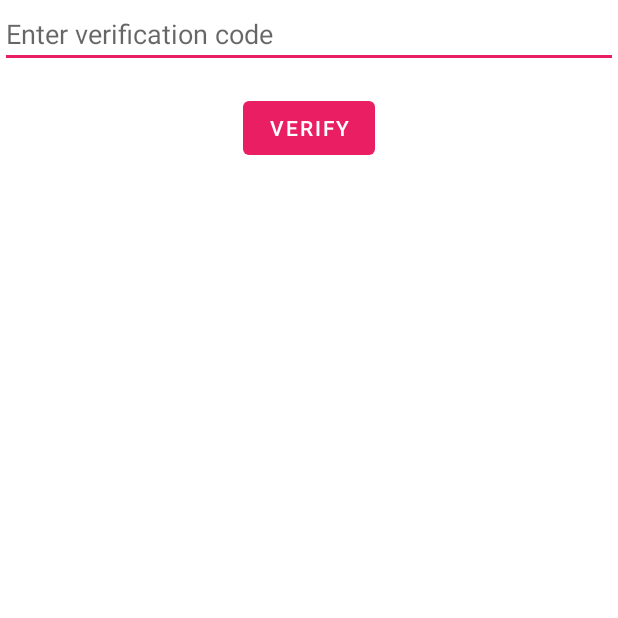
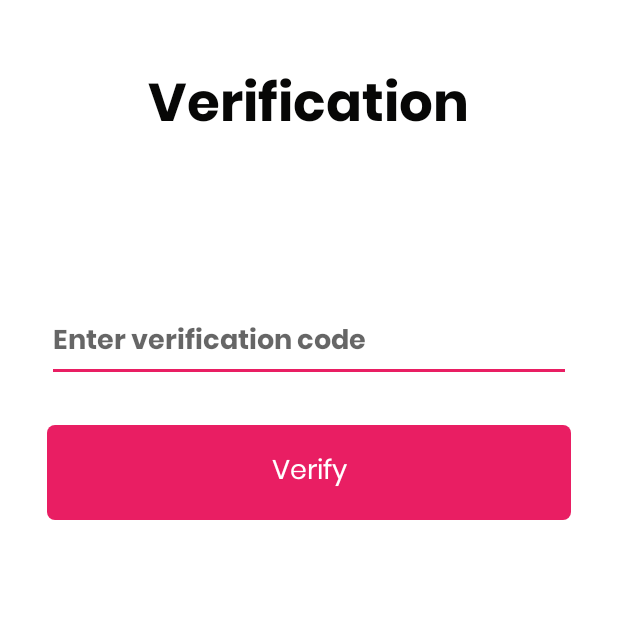
Before and after one commit to Rnad95/MomToBe, an Android app: the VerificationActivity screen opened directly, with no data from a screen before it, on a phone screen of 412 x 824 dp, the top half of it. Run offline under Robolectric (Android 15) with nearby library versions, the phone set to English and light mode, and no system bars; our stand-ins replace sdp/ssp sizes; libraries missing offline, so code that uses them is left out: com.amplifyframework.core.

Commit message:
Login Update

```diff
--- a/app/src/main/res/layout/activity_login.xml
+++ b/app/src/main/res/layout/activity_login.xml
@@ -17,11 +17,20 @@
         android:layout_height="wrap_content"
         android:background="@color/mom_colorWhitePure"
         android:orientation="vertical">
+
+
+        <ImageView
+            android:layout_width="wrap_content"
+            android:layout_height="200dp"
+            android:layout_marginStart="5dp"
+            android:contentDescription="Logo"
+            android:src="@drawable/mother_logo" />
+
         <TextView
             android:layout_width="wrap_content"
             android:layout_height="wrap_content"
             android:layout_marginStart="@dimen/mom_spacing_standard_1"
-            android:layout_marginTop="@dimen/mom_signin_tvTitleMarginTop"
+            android:layout_marginTop="30dp"
             android:text="@string/mom_sign_in"
             android:layout_gravity="center"
             android:fontFamily="@font/poppins_bold"
--- a/app/src/main/res/layout/activity_verification.xml
+++ b/app/src/main/res/layout/activity_verification.xml
@@ -1,28 +1,75 @@
 <?xml version="1.0" encoding="utf-8"?>
-<androidx.constraintlayout.widget.ConstraintLayout xmlns:android="http://schemas.android.com/apk/res/android"
+<!--<androidx.constraintlayout.widget.ConstraintLayout xmlns:android="http://schemas.android.com/apk/res/android"-->
+<!--    xmlns:app="http://schemas.android.com/apk/res-auto"-->
+<!--    xmlns:tools="http://schemas.android.com/tools"-->
+<!--    android:layout_width="match_parent"-->
+<!--    android:layout_height="match_parent"-->
+<!--    tools:context=".registration.VerificationActivity">-->
+
+<!--   -->
+
+<!--   -->
+
+<!--</androidx.constraintlayout.widget.ConstraintLayout>-->
+
+<RelativeLayout xmlns:android="http://schemas.android.com/apk/res/android"
     xmlns:app="http://schemas.android.com/apk/res-auto"
     xmlns:tools="http://schemas.android.com/tools"
     android:layout_width="match_parent"
     android:layout_height="match_parent"
-    tools:context=".registration.VerificationActivity">
+    android:background="@color/mom_colorWhitePure"
+    android:id="@+id/container"
+    android:paddingLeft="16dp"
+    android:paddingTop="16dp"
+    android:paddingRight="16dp"
+    android:paddingBottom="16dp"
+    tools:context=".registration.LoginActivity">
+
+<LinearLayout
+android:layout_width="match_parent"
+android:layout_height="wrap_content"
+android:background="@color/mom_colorWhitePure"
+android:orientation="vertical">
+
+
+    <TextView
+    android:layout_width="wrap_content"
+    android:layout_height="wrap_content"
+    android:layout_marginTop="25dp"
+    android:text="Verification"
+    android:layout_gravity="center"
+    android:fontFamily="@font/poppins_bold"
+    android:textColor="@color/mom_colorTextPrimary"
+    android:textSize="@dimen/mom_tv_SignInTitle"
+    />
+
 
     <EditText
+        android:layout_width="match_parent"
+        android:layout_height="wrap_content"
+        android:layout_marginStart="@dimen/mom_spacing_standard_1"
+        android:layout_marginEnd="@dimen/mom_spacing_standard_1"
+        android:layout_marginTop="@dimen/mom_signin_tvTitleMarginTop"
+        android:layout_gravity="center"
+        android:fontFamily="@font/poppins_bold"
+        android:textColor="@color/mom_colorTextPrimary"
         android:id="@+id/verification_code"
-        android:layout_width="0dp"
-        android:layout_height="wrap_content"
         android:hint="Enter verification code"
-        app:layout_constraintEnd_toEndOf="parent"
-        app:layout_constraintStart_toStartOf="parent"
-        app:layout_constraintTop_toTopOf="parent" />
+         />
+
 
     <Button
         android:id="@+id/verify_button"
-        android:layout_width="wrap_content"
-        android:layout_height="wrap_content"
-        android:layout_marginTop="16dp"
-        app:layout_constraintEnd_toEndOf="parent"
-        app:layout_constraintStart_toStartOf="parent"
-        app:layout_constraintTop_toBottomOf="@id/verification_code"
-        android:text="Verify"/>
+        style="@style/mom_Button"
+        android:layout_marginTop="@dimen/mom_spacing_22"
+        android:layout_marginStart="@dimen/mom_spacing_standard_1"
+        android:layout_marginEnd="@dimen/mom_spacing_standard_1"
+        android:shadowRadius="36"
+        android:fontFamily="@font/poppins_regular"
+        android:text="Verify" />
 
-</androidx.constraintlayout.widget.ConstraintLayout>
+
+
+
+</LinearLayout>
+    </RelativeLayout>
```
